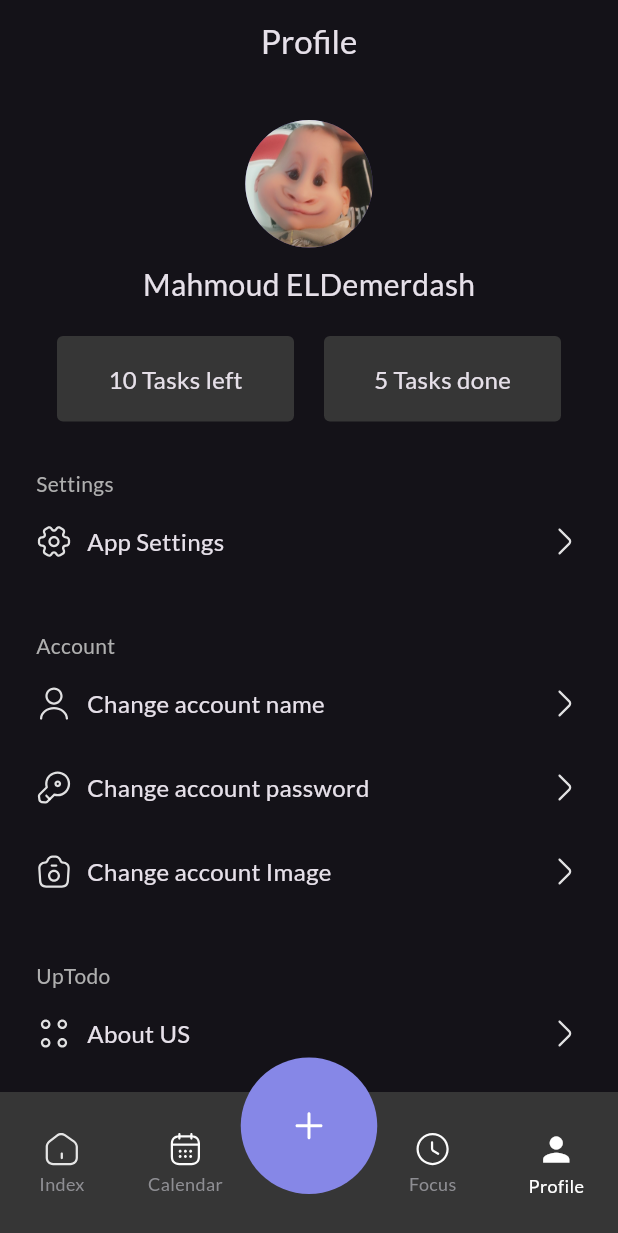
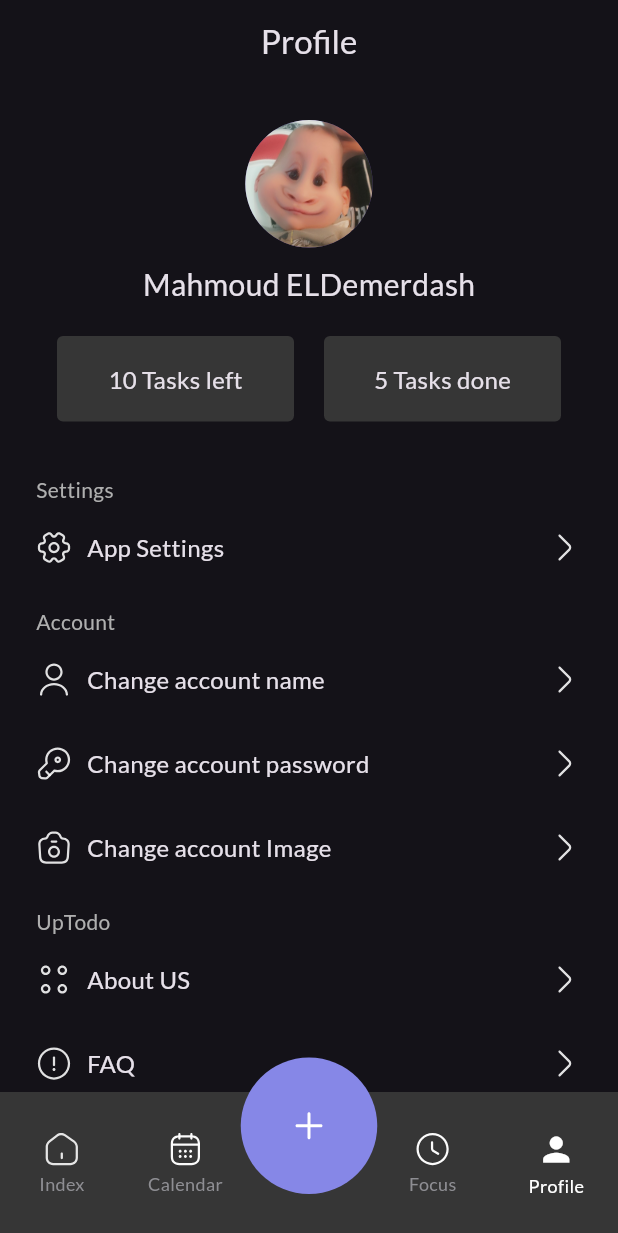
Before and after one commit to ELDemy/Rowad-Masr, a Flutter app: the screen it shows after launch, item 5 of the bottom bar chosen, on a phone screen of 412 x 824 dp. Shown: the top 1233 px of the screen. Run offline on Flutter 3.47's test engine with Material 3 defaults, Android fonts, the phone set to English and light mode, and no system bars; drawn by our look-alikes of persistent_bottom_nav_bar; our stand-ins replace flutter_svg, google_fonts.

Commit message:
edit padding

```diff
--- a/flutter/to_do_app/lib/features/profile/presentation/views/widgets/profile_body.dart
+++ b/flutter/to_do_app/lib/features/profile/presentation/views/widgets/profile_body.dart
@@ -22,6 +22,7 @@
             UserTopInfo(),
             SizedBox(height: 20),
             TasksInfoWidget(),
+            SizedBox(height: 24),
             SettingsSection(),
             AccountSection(),
             UpTodoSection(),
--- a/flutter/to_do_app/lib/features/profile/presentation/views/widgets/sections/subtitle_text_widget.dart
+++ b/flutter/to_do_app/lib/features/profile/presentation/views/widgets/sections/subtitle_text_widget.dart
@@ -7,7 +7,7 @@
   @override
   Widget build(BuildContext context) {
     return Padding(
-      padding: const EdgeInsets.only(bottom: 4, top: 28),
+      padding: const EdgeInsets.only(bottom: 4, top: 8),
       child: Text(
         text,
         style: const TextStyle(
```
